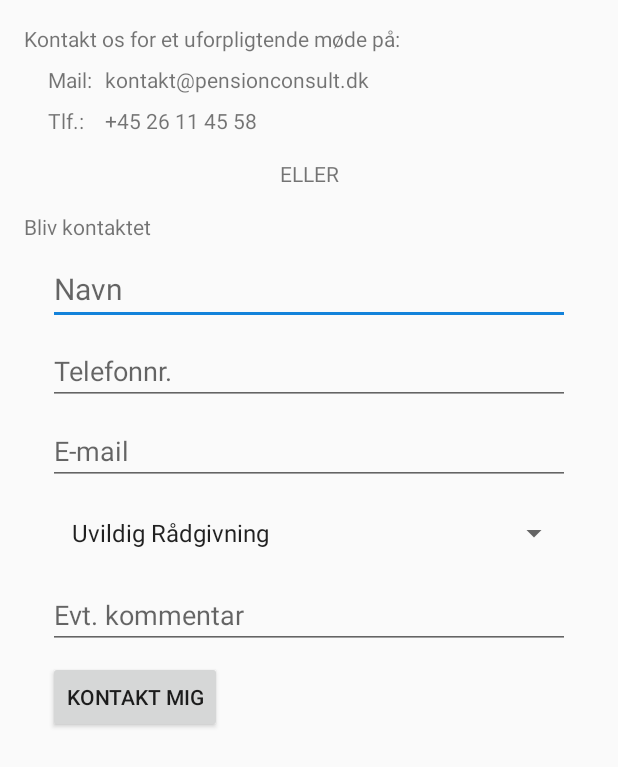
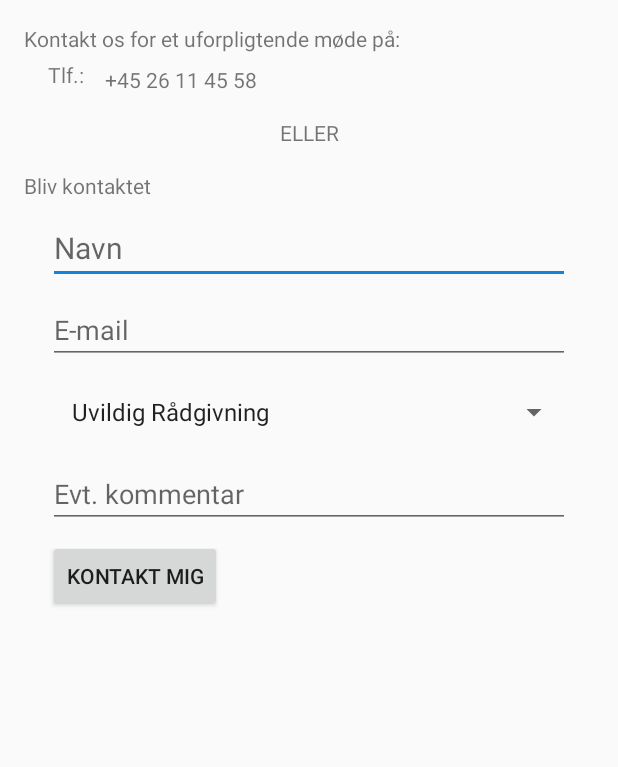
Before and after one commit to TheWombat13/PensionConsultMainPage, an Android app: the Contact screen opened directly, with no data from a screen before it, on a phone screen of 412 x 824 dp. Shown: the top 767 px of the screen. Run offline under Robolectric (Android 15) with nearby library versions, the phone set to English and light mode, and no system bars.

Commit message:
Mail service 1.2

```diff
--- a/app/build.gradle
+++ b/app/build.gradle
@@ -17,11 +17,15 @@ android {
             proguardFiles getDefaultProguardFile('proguard-android.txt'), 'proguard-rules.pro'
         }
     }
+    compileOptions {
+        sourceCompatibility JavaVersion.VERSION_1_8
+        targetCompatibility JavaVersion.VERSION_1_8
+    }
 }
 
 dependencies {
     implementation 'com.google.firebase:firebase-database:11.0.4'
-    compile fileTree(dir: 'libs', include: ['*.jar'])
+    compile fileTree(include: ['*.jar'], dir: 'libs')
     androidTestCompile('com.android.support.test.espresso:espresso-core:2.2.2', {
         exclude group: 'com.android.support', module: 'support-annotations'
     })
--- a/app/src/main/res/layout/activity_contact.xml
+++ b/app/src/main/res/layout/activity_contact.xml
@@ -27,56 +27,27 @@
 
 
         <TextView
-            android:id="@+id/textView3"
-            android:layout_width="30dp"
-            android:layout_height="wrap_content"
-            app:layout_constraintLeft_toLeftOf="parent"
-            app:layout_constraintTop_toBottomOf="@+id/textView"
-            android:layout_marginStart="32dp"
-            android:text="Mail:"
-            android:layout_marginTop="8dp"
-            android:layout_marginLeft="32dp" />
-
-        <TextView
-            android:id="@+id/textView2"
-            android:layout_width="0dp"
-            android:layout_height="wrap_content"
-            android:layout_marginLeft="8dp"
-            android:layout_marginStart="8dp"
-            android:layout_marginEnd="32dp"
-            android:layout_marginTop="8dp"
-            android:text="kontakt@pensionconsult.dk"
-            app:layout_constraintLeft_toRightOf="@+id/textView3"
-            app:layout_constraintTop_toBottomOf="@+id/textView"
-            android:layout_marginRight="32dp"
-            app:layout_constraintRight_toRightOf="parent"
-            app:layout_constraintHorizontal_bias="0.0" />
-
-        <TextView
             android:id="@+id/textView4"
             android:layout_width="30dp"
             android:layout_height="wrap_content"
+            android:layout_marginLeft="32dp"
+            android:layout_marginTop="40dp"
+            android:text="Tlf.:"
             app:layout_constraintLeft_toLeftOf="parent"
-            app:layout_constraintTop_toBottomOf="@+id/textView3"
-            android:layout_marginStart="32dp"
-            android:text="Tlf.:"
-            android:layout_marginLeft="32dp"
-            android:layout_marginTop="8dp" />
+            app:layout_constraintTop_toTopOf="parent" />
 
         <TextView
             android:id="@+id/textView5"
             android:layout_width="0dp"
             android:layout_height="wrap_content"
             android:layout_marginLeft="8dp"
-            android:layout_marginStart="8dp"
-            android:layout_marginEnd="32dp"
+            android:layout_marginRight="32dp"
             android:layout_marginTop="8dp"
             android:text="+45 26 11 45 58"
+            app:layout_constraintHorizontal_bias="0.0"
             app:layout_constraintLeft_toRightOf="@+id/textView4"
-            app:layout_constraintTop_toBottomOf="@+id/textView2"
-            android:layout_marginRight="32dp"
             app:layout_constraintRight_toRightOf="parent"
-            app:layout_constraintHorizontal_bias="0.0" />
+            app:layout_constraintTop_toBottomOf="@+id/textView" />
 
         <TextView
             android:id="@+id/textView6"
@@ -127,30 +98,11 @@
             app:layout_constraintTop_toBottomOf="@+id/textView7" />
 
         <EditText
-            android:id="@+id/etPhone"
-            android:layout_width="0dp"
-            android:layout_height="wrap_content"
-            android:layout_marginLeft="32dp"
-            android:layout_marginRight="32dp"
-            android:layout_marginStart="32dp"
-            android:layout_marginEnd="32dp"
-            android:layout_marginTop="8dp"
-            android:ems="10"
-            android:hint="Telefonnr."
-            android:inputType="phone"
-            app:layout_constraintHorizontal_bias="0.0"
-            app:layout_constraintLeft_toLeftOf="parent"
-            app:layout_constraintRight_toRightOf="parent"
-            app:layout_constraintTop_toBottomOf="@+id/etName" />
-
-        <EditText
             android:id="@+id/etMail"
             android:layout_width="0dp"
             android:layout_height="wrap_content"
             android:layout_marginLeft="32dp"
             android:layout_marginRight="32dp"
-            android:layout_marginStart="32dp"
-            android:layout_marginEnd="32dp"
             android:layout_marginTop="8dp"
             android:ems="10"
             android:hint="E-mail"
@@ -158,7 +110,7 @@
             app:layout_constraintHorizontal_bias="0.0"
             app:layout_constraintLeft_toLeftOf="parent"
             app:layout_constraintRight_toRightOf="parent"
-            app:layout_constraintTop_toBottomOf="@+id/etPhone" />
+            app:layout_constraintTop_toBottomOf="@+id/etName" />
 
         <Spinner
             android:id="@+id/spinner"
```
